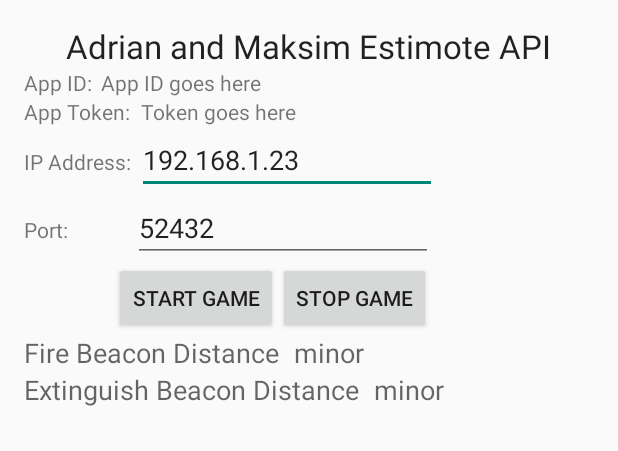
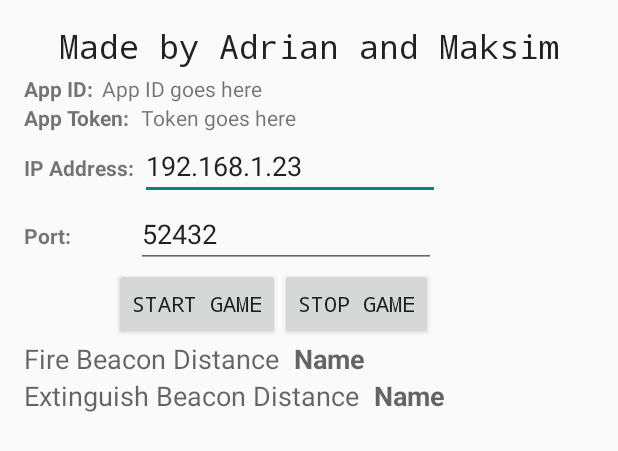
Before and after one commit to adriantodorov/EstimoteToUnityAPI, an Android app: the layout activity_main.xml on its own in the app's theme, with its tools: preview values and no code run, on a phone screen of 412 x 824 dp. Shown: the top 451 px of the screen. Run offline under Robolectric (Android 15) with nearby library versions, the phone set to English and light mode, and no system bars.

Commit message:
Changed interface.

```diff
--- a/app/src/main/java/adriantodorov/estimotetounityapi/MainActivity.java
+++ b/app/src/main/java/adriantodorov/estimotetounityapi/MainActivity.java
@@ -1,12 +1,9 @@
 package adriantodorov.estimotetounityapi;
 
-import android.app.ProgressDialog;
 import android.os.AsyncTask;
 import android.support.v7.app.AppCompatActivity;
 import android.os.Bundle;
 import android.util.Log;
-import android.view.Menu;
-import android.view.MenuItem;
 import android.view.View;
 import android.widget.Button;
 import android.widget.EditText;
@@ -24,7 +21,6 @@ import java.io.DataOutputStream;
 import java.io.IOException;
 import java.io.OutputStream;
 import java.net.Socket;
-import java.util.ArrayList;
 import java.util.List;
 import java.util.UUID;
 
@@ -67,7 +63,6 @@ public class MainActivity extends AppCompatActivity {
     private Beacon fireBeacon;
     private Beacon extinguishBeacon;
 
-    private List<Beacon> beaconList;
 
     private Region region;
 
@@ -121,9 +116,6 @@ public class MainActivity extends AppCompatActivity {
         MacAddress extinguishMacAddress = MacAddress.fromString("F8:63:81:24:61:34");
         extinguishBeacon = new Beacon (extinguishID, "extinguishBeacon", extinguishMacAddress, 24884, 33060, 0, 0);
 
-        beaconList = new ArrayList<Beacon>();
-        beaconList.add(fireBeacon);
-        beaconList.add(extinguishBeacon);
 
         beaconManager = new BeaconManager(this);
         beaconManager.setRangingListener(new BeaconManager.RangingListener() {
@@ -335,6 +327,7 @@ public class MainActivity extends AppCompatActivity {
     }
 
 
+    /*
     @Override
     public boolean onCreateOptionsMenu(Menu menu) {
         // Inflate the menu; this adds items to the action bar if it is present.
@@ -357,6 +350,8 @@ public class MainActivity extends AppCompatActivity {
         return super.onOptionsItemSelected(item);
     }
 
+    */
+
     private double computeDotPosY(Beacon beacon) {
         // Let's put dot at the end of the scale when it's further than 6m.
         double distance = Math.min(Utils.computeAccuracy(beacon), 6.0);
@@ -366,6 +361,7 @@ public class MainActivity extends AppCompatActivity {
 
     public void onStart() {
         super.onStart();
+        // Connect Beacon Manager
         beaconManager.connect(new BeaconManager.ServiceReadyCallback() {
             @Override
             public void onServiceReady() {
@@ -391,6 +387,7 @@ public class MainActivity extends AppCompatActivity {
     }
 
     public void onStop() {
+        // disconnect Beacon Manager
         beaconManager.disconnect();
         Log.d(tag, "In the onStop() event");
         super.onStop();
--- a/app/src/main/res/layout/activity_main.xml
+++ b/app/src/main/res/layout/activity_main.xml
@@ -11,24 +11,27 @@
         android:layout_width="wrap_content"
         android:layout_height="wrap_content"
         android:textAppearance="?android:attr/textAppearanceLarge"
-        android:text="Adrian and Maksim Estimote API"
+        android:text="Made by Adrian and Maksim"
         android:id="@+id/textView"
         android:layout_alignParentTop="true"
         android:layout_centerHorizontal="true"
-        android:layout_gravity="center" />
+        android:layout_gravity="center"
+        android:typeface="monospace" />
 
     <LinearLayout
         android:orientation="horizontal"
         android:layout_width="wrap_content"
         android:layout_height="wrap_content"
-        android:id="@+id/newLinear">
+        android:id="@+id/newLinear"
+        android:layout_marginTop="4dp">
 
         <TextView
             android:layout_width="wrap_content"
             android:layout_height="wrap_content"
             android:text="App ID:"
             android:id="@+id/textView2"
-            android:layout_marginRight="4dp" />
+            android:layout_marginRight="4dp"
+            android:textStyle="bold" />
 
         <TextView
             android:layout_width="wrap_content"
@@ -48,7 +51,8 @@
             android:layout_height="wrap_content"
             android:text="App Token: "
             android:id="@+id/textView4"
-            android:layout_marginRight="4dp" />
+            android:layout_marginRight="4dp"
+            android:textStyle="bold" />
 
         <TextView
             android:layout_width="wrap_content"
@@ -89,14 +93,16 @@
             android:layout_height="wrap_content"
             android:text="IP Address:"
             android:id="@+id/textView5"
-            android:layout_marginRight="4dp" />
+            android:layout_marginRight="4dp"
+            android:textStyle="bold" />
 
         <EditText
             android:layout_width="200dp"
             android:layout_height="wrap_content"
             android:id="@+id/ipEditText"
+            android:text="192.168.1.23"
             android:inputType="numberDecimal"
-            android:text="192.168.1.23" />
+            android:lines="1" />
     </LinearLayout>
 
     <LinearLayout
@@ -110,7 +116,8 @@
             android:layout_height="wrap_content"
             android:text="Port: "
             android:id="@+id/textView6"
-            android:layout_marginRight="4dp" />
+            android:layout_marginRight="4dp"
+            android:textStyle="bold" />
 
         <EditText
             android:layout_width="200dp"
@@ -133,13 +140,15 @@
             android:layout_height="wrap_content"
             android:text="Start Game"
             android:id="@+id/activateButton"
-            android:layout_gravity="center_horizontal" />
+            android:layout_gravity="center_horizontal"
+            android:typeface="monospace" />
 
         <Button
             android:layout_width="wrap_content"
             android:layout_height="wrap_content"
             android:text="Stop GAME"
-            android:id="@+id/disactivateButton" />
+            android:id="@+id/disactivateButton"
+            android:typeface="monospace" />
     </LinearLayout>
 
     <LinearLayout
@@ -158,9 +167,10 @@
             android:layout_width="wrap_content"
             android:layout_height="wrap_content"
             android:textAppearance="?android:attr/textAppearanceMedium"
-            android:text="minor"
+            android:text="Name"
             android:id="@+id/minorFire"
-            android:layout_marginLeft="10dp" />
+            android:layout_marginLeft="10dp"
+            android:textStyle="bold" />
     </LinearLayout>
 
     <LinearLayout
@@ -179,9 +189,10 @@
             android:layout_width="wrap_content"
             android:layout_height="wrap_content"
             android:textAppearance="?android:attr/textAppearanceMedium"
-            android:text="minor"
+            android:text="Name"
             android:id="@+id/minorExting"
-            android:layout_marginLeft="10dp" />
+            android:layout_marginLeft="10dp"
+            android:textStyle="bold" />
     </LinearLayout>
 
 </LinearLayout>
--- a/app/src/main/res/layout/activity_my_application.xml
+++ b/app/src/main/res/layout/activity_my_application.xml
@@ -6,7 +6,4 @@
     android:paddingBottom="@dimen/activity_vertical_margin"
     tools:context="adriantodorov.estimotetounityapi.MyApplication">
 
-    <TextView android:text="@string/hello_world" android:layout_width="wrap_content"
-        android:layout_height="wrap_content" />
-
 </RelativeLayout>
--- a/app/src/main/res/values/strings.xml
+++ b/app/src/main/res/values/strings.xml
@@ -1,7 +1,6 @@
 <resources>
-    <string name="app_name">EstimoteToUnityAPI</string>
+    <string name="app_name">Galactic Cooperation Traveller</string>
 
-    <string name="hello_world">Hello world!</string>
     <string name="action_settings">Settings</string>
     <string name="title_activity_my_application">MyApplication</string>
 </resources>
```
